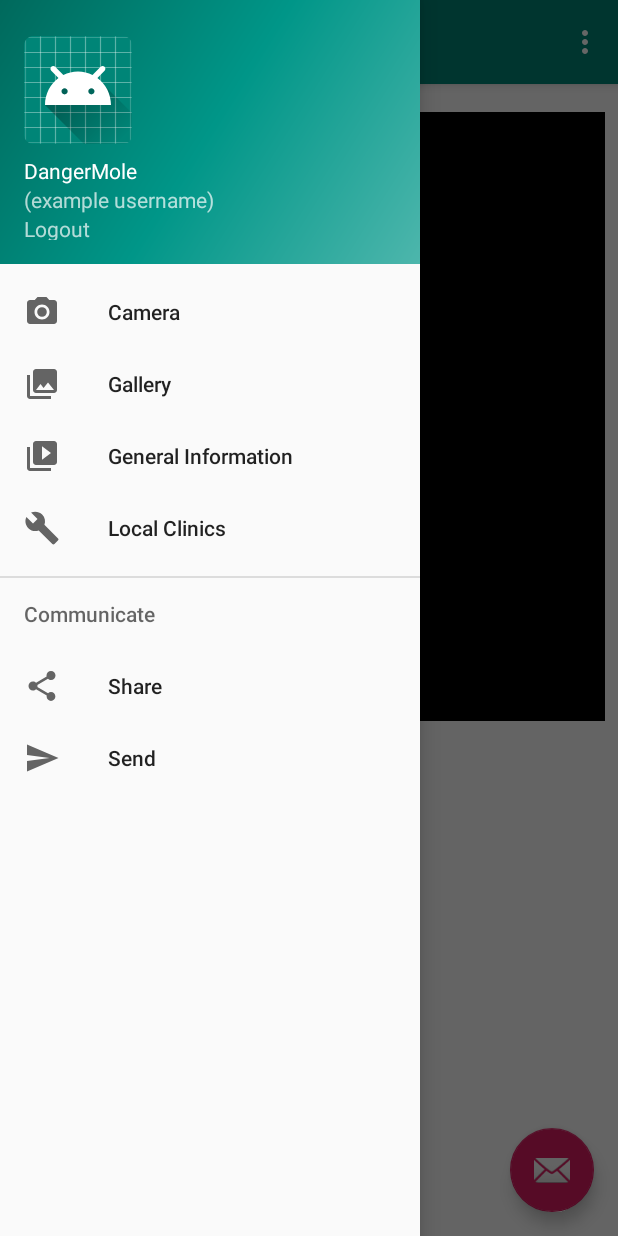
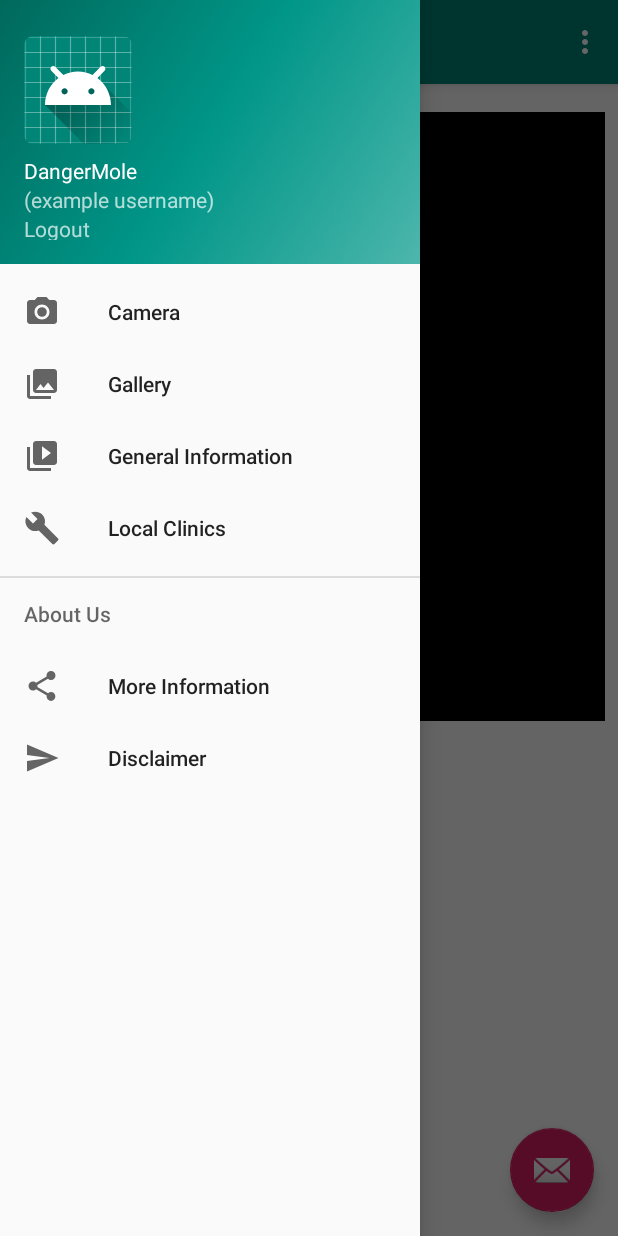
Before and after one commit to BrainerdofDenver/DangerMole, an Android app: the screen it shows after launch (MainActivity), with the side drawer open, on a phone screen of 412 x 824 dp. Run offline under Robolectric (Android 15) with nearby library versions, the phone set to English and light mode, and no system bars.

Commit message:
Filled in About Us section with placeholder buttons for More Informtion and Disclaimer, also added disclaimer string into strings.xml value folder

```diff
--- a/DangerMoleMobile/app/src/main/res/menu/activity_main_drawer.xml
+++ b/DangerMoleMobile/app/src/main/res/menu/activity_main_drawer.xml
@@ -22,16 +22,16 @@
                 android:title="Local Clinics"/>
     </group>
 
-    <item android:title="Communicate">
+    <item android:title="About Us">
         <menu>
             <item
                     android:id="@+id/nav_share"
                     android:icon="@drawable/ic_menu_share"
-                    android:title="Share"/>
+                    android:title="More Information"/>
             <item
                     android:id="@+id/nav_send"
                     android:icon="@drawable/ic_menu_send"
-                    android:title="Send"/>
+                    android:title="Disclaimer"/>
         </menu>
     </item>
 
--- a/DangerMoleMobile/app/src/main/res/values/strings.xml
+++ b/DangerMoleMobile/app/src/main/res/values/strings.xml
@@ -8,4 +8,5 @@
     <string name="nav_header_subtitle">(example username)</string>
     <string name="nav_header_logout">Logout</string>
     <string name="nav_header_desc">Navigation header</string>
+    <string name="full_disclaimer">Disclaimer: This app is intended for entertainment purposes only and should not be used in place of a Doctor\'s advice or in lieu of medical attention</string>
 </resources>
```
